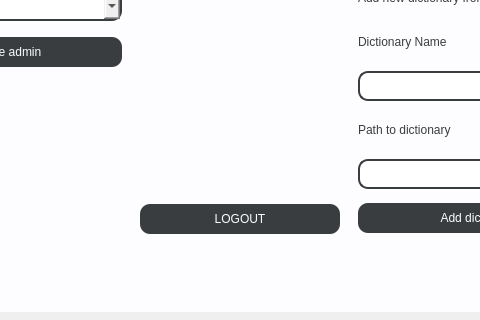
First picture: the form in venv/UI/admin.ui, repository wcislak97/PKracker, before the edit; both pictures show x 360 to 840 and y 479 to 799 of the 1195 by 799 pixel window.
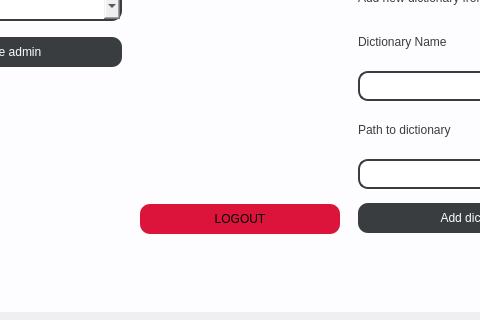
Second picture: the form after the edit.

```diff
--- a/venv/UI/admin.ui
+++ b/venv/UI/admin.ui
@@ -448,8 +448,8 @@
           </property>
           <property name="styleSheet">
            <string notr="true">font: 63 10pt &quot;Saira SemiCondensed SemiBold&quot;;
-background-color: rgb(57, 61, 63);
-color: rgb(253, 253, 255);
+background-color: rgb(220,20,60);
+color: rgb(0, 0,0);
 border-radius: 10px;</string>
           </property>
           <property name="text">
```
